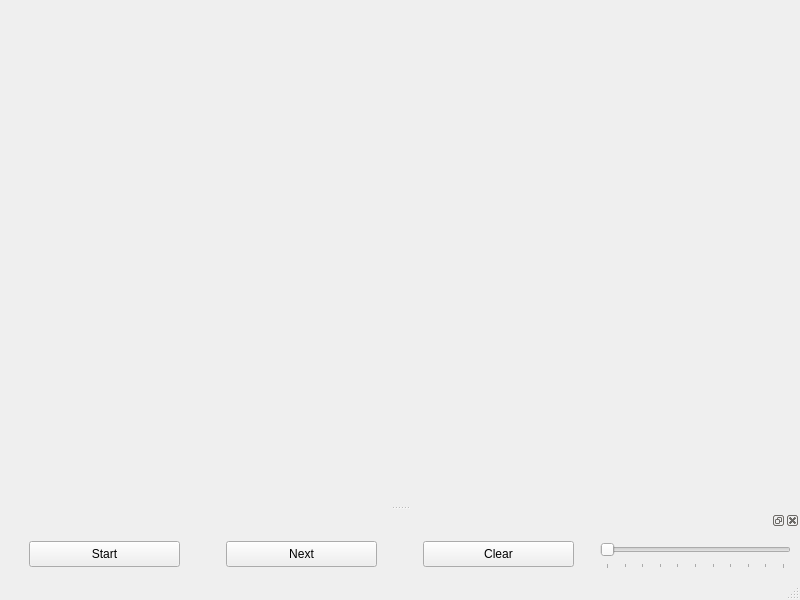
First picture: the form in gamewindow.ui, repository njraf/conways-game-of-life, before the edit.
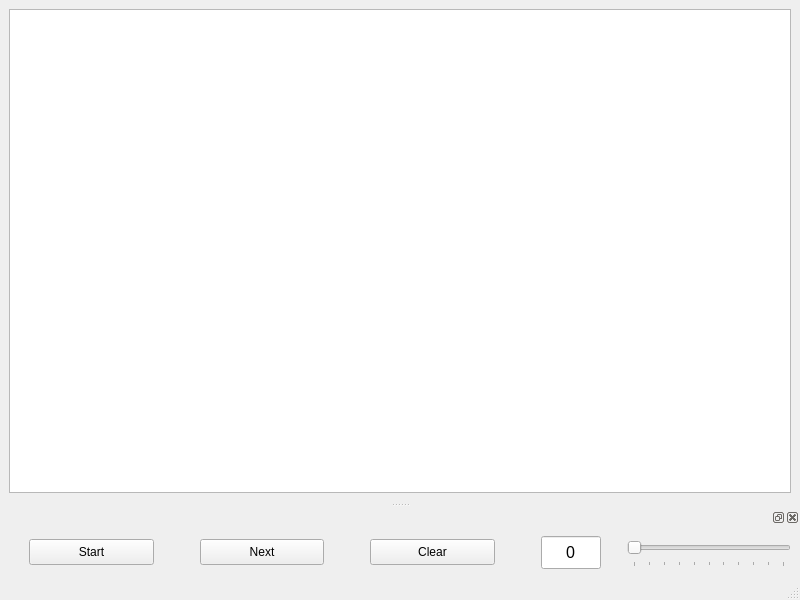
Second picture: the form after the edit.

Commit message: Added turn counter and game thread

Patch:
```diff
--- a/gamewindow.ui
+++ b/gamewindow.ui
@@ -16,7 +16,41 @@
   <widget class="QWidget" name="centralwidget">
    <layout class="QVBoxLayout" name="verticalLayout">
     <item>
-     <layout class="QGridLayout" name="board"/>
+     <widget class="QTableWidget" name="board">
+      <property name="verticalScrollBarPolicy">
+       <enum>Qt::ScrollBarAlwaysOff</enum>
+      </property>
+      <property name="horizontalScrollBarPolicy">
+       <enum>Qt::ScrollBarAlwaysOff</enum>
+      </property>
+      <property name="sizeAdjustPolicy">
+       <enum>QAbstractScrollArea::AdjustIgnored</enum>
+      </property>
+      <property name="autoScroll">
+       <bool>false</bool>
+      </property>
+      <property name="tabKeyNavigation">
+       <bool>false</bool>
+      </property>
+      <property name="showDropIndicator" stdset="0">
+       <bool>false</bool>
+      </property>
+      <property name="dragDropOverwriteMode">
+       <bool>false</bool>
+      </property>
+      <attribute name="horizontalHeaderVisible">
+       <bool>false</bool>
+      </attribute>
+      <attribute name="horizontalHeaderHighlightSections">
+       <bool>false</bool>
+      </attribute>
+      <attribute name="verticalHeaderVisible">
+       <bool>false</bool>
+      </attribute>
+      <attribute name="verticalHeaderHighlightSections">
+       <bool>false</bool>
+      </attribute>
+     </widget>
     </item>
    </layout>
   </widget>
@@ -94,6 +128,39 @@
        </property>
       </widget>
      </item>
+     <item>
+      <widget class="QLineEdit" name="turnCounter">
+       <property name="sizePolicy">
+        <sizepolicy hsizetype="Maximum" vsizetype="Fixed">
+         <horstretch>0</horstretch>
+         <verstretch>0</verstretch>
+        </sizepolicy>
+       </property>
+       <property name="maximumSize">
+        <size>
+         <width>100</width>
+         <height>16777215</height>
+        </size>
+       </property>
+       <property name="font">
+        <font>
+         <pointsize>12</pointsize>
+        </font>
+       </property>
+       <property name="styleSheet">
+        <string notr="true">margin-left: 20px;
+margin-right: 20px;
+padding: 5px;
+</string>
+       </property>
+       <property name="text">
+        <string>0</string>
+       </property>
+       <property name="alignment">
+        <set>Qt::AlignCenter</set>
+       </property>
+      </widget>
+     </item>
      <item>
       <widget class="QSlider" name="speedSlider">
        <property name="sizePolicy">
```
The commit also changes 7 other files.
